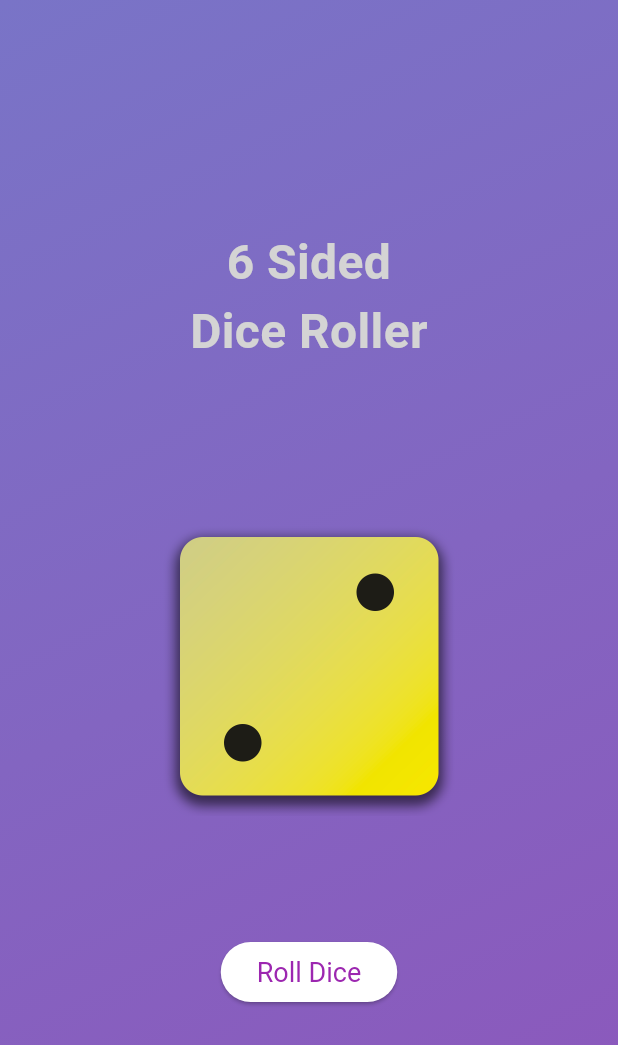
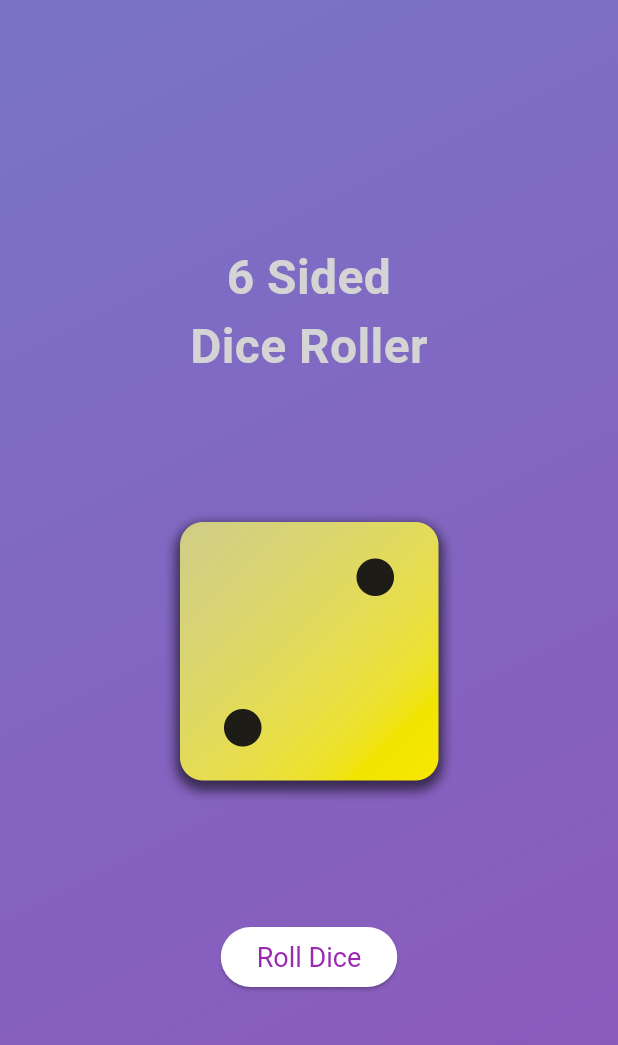
Before and after one commit to thusarakap/6-Sided-Die-Random-Roll-App, a Flutter app: the screen it shows after launch, on a phone screen of 412 x 824 dp. Shown: the top 1045 px of the screen. Run offline on Flutter 3.47's test engine with Material 3 defaults, Android fonts, the phone set to English and light mode, and no system bars.

Commit message:
Update gradient_container.dart

```diff
--- a/lib/gradient_container.dart
+++ b/lib/gradient_container.dart
@@ -38,7 +38,7 @@ class GradientContainer extends StatelessWidget {
               ),
               textAlign: TextAlign.center,
             ),
-            SizedBox(height: 100),
+            SizedBox(height: 80),
             DiceRoller(),
           ],
         ),
```
